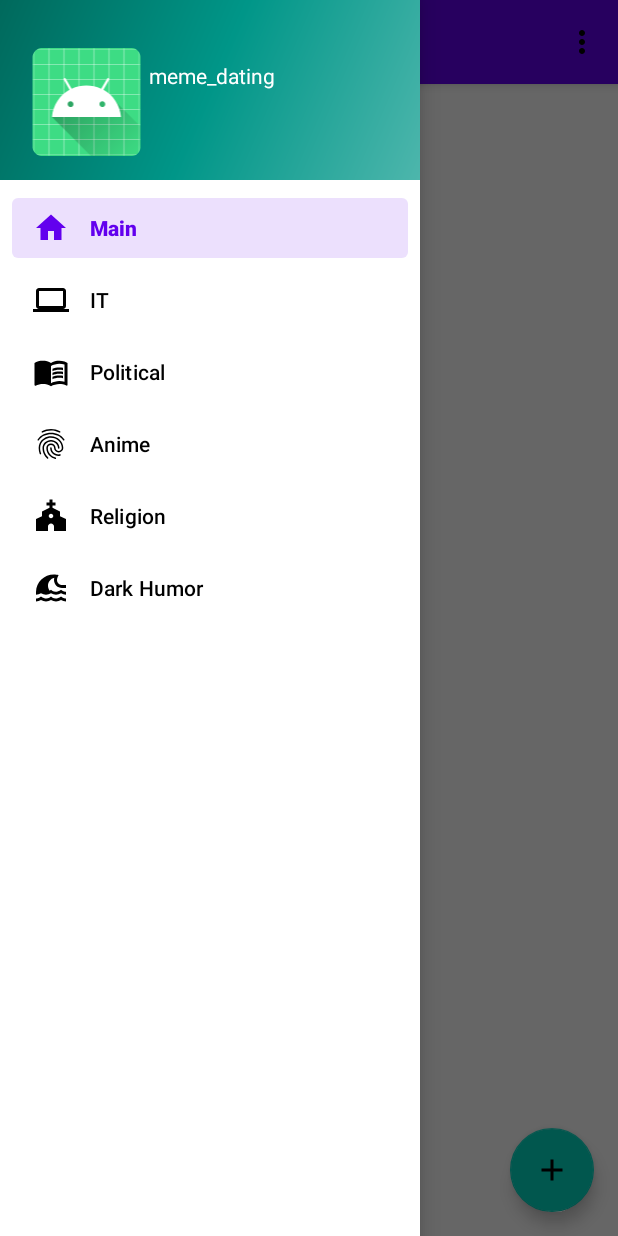
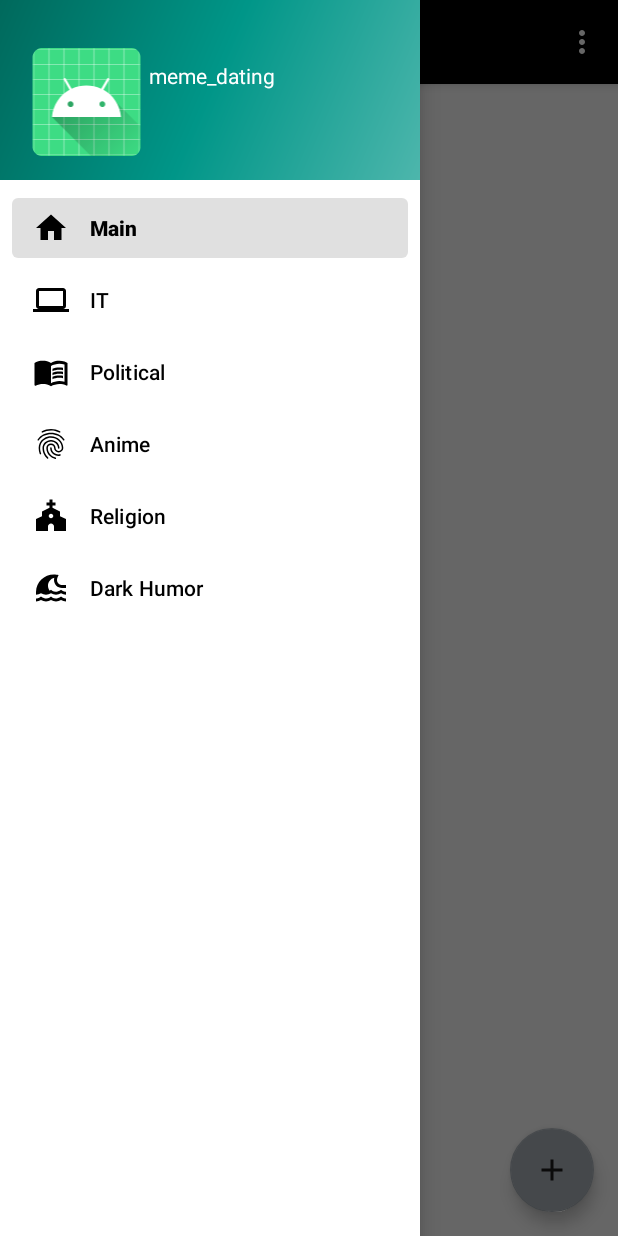
Before and after one commit to jakubpraszkowski/Dating-application-with-Pepe-memes, an Android app: the CategoryMenuActivity screen opened directly, with no data from a screen before it, with the side drawer open, on a phone screen of 412 x 824 dp. Run offline under Robolectric (Android 15) with nearby library versions, the phone set to English and light mode, and no system bars; our stand-ins replace Picasso, navigation-ui; libraries missing offline, so code that uses them is left out: com.vishnusivadas.advanced_httpurlconnection; pictures from the network do not load; 6 statements that could not run were skipped.

Commit message:
changed color palette to black/white/gray

```diff
--- /dev/null
+++ b/app/src/main/res/drawable/baseline_more_vert_24_white.xml
@@ -0,0 +1,5 @@
+<vector android:height="24dp" android:tint="@color/colorOnPrimary"
+    android:viewportHeight="24" android:viewportWidth="24"
+    android:width="24dp" xmlns:android="http://schemas.android.com/apk/res/android">
+    <path android:fillColor="@android:color/white" android:pathData="M12,8c1.1,0 2,-0.9 2,-2s-0.9,-2 -2,-2 -2,0.9 -2,2 0.9,2 2,2zM12,10c-1.1,0 -2,0.9 -2,2s0.9,2 2,2 2,-0.9 2,-2 -0.9,-2 -2,-2zM12,16c-1.1,0 -2,0.9 -2,2s0.9,2 2,2 2,-0.9 2,-2 -0.9,-2 -2,-2z"/>
+</vector>
--- a/app/src/main/res/drawable/button_close.xml
+++ b/app/src/main/res/drawable/button_close.xml
@@ -1,9 +1,9 @@
 <shape xmlns:android="http://schemas.android.com/apk/res/android"
     android:shape="oval">
-    <solid android:color="@color/white" />
+    <solid android:color="@color/colorSecondary" />
     <stroke
         android:width="1dp"
-        android:color="@color/black" />
+        android:color="@color/colorOnSecondary" />
     <padding
         android:left="1dp"
         android:top="1dp"
--- a/app/src/main/res/drawable/like_button_bg.xml
+++ b/app/src/main/res/drawable/like_button_bg.xml
@@ -1,9 +1,9 @@
 <shape xmlns:android="http://schemas.android.com/apk/res/android"
     android:shape="rectangle">
-    <solid android:color="@color/white" />
+    <solid android:color="@color/colorOnPrimary" />
     <stroke
         android:width="1dp"
-        android:color="@color/black" />
+        android:color="@color/colorPrimary" />
     <padding
         android:left="1dp"
         android:top="1dp"
--- a/app/src/main/res/drawable/like_button_bg_selected.xml
+++ b/app/src/main/res/drawable/like_button_bg_selected.xml
@@ -1,9 +1,9 @@
 <shape xmlns:android="http://schemas.android.com/apk/res/android"
     android:shape="rectangle">
-    <solid android:color="@color/button_selected" />
+    <solid android:color="@color/colorSecondary" />
     <stroke
         android:width="1dp"
-        android:color="@color/black" />
+        android:color="@color/colorPrimary" />
     <padding
         android:left="1dp"
         android:top="1dp"
--- a/app/src/main/res/menu/category_menu.xml
+++ b/app/src/main/res/menu/category_menu.xml
@@ -4,7 +4,7 @@
     xmlns:app="http://schemas.android.com/apk/res-auto">
     <item
         android:id="@+id/overflowMenu"
-        android:icon="@drawable/baseline_more_vert_24"
+        android:icon="@drawable/baseline_more_vert_24_white"
         android:title=""
         app:showAsAction="always">
         <menu>
--- a/app/src/main/res/values/colors.xml
+++ b/app/src/main/res/values/colors.xml
@@ -8,5 +8,10 @@
     <color name="black">#FF000000</color>
     <color name="white">#FFFFFFFF</color>
 
-    <color name="button_selected">#C9C9C9</color>
+    <color name="colorPrimary">#000000</color>
+    <color name="colorPrimaryVariant">#141414</color>
+    <color name="colorOnPrimary">#FFFFFF</color>
+    <color name="colorSecondary">#ADB5BD</color>
+    <color name="colorSecondaryVariant">#ced4da</color>
+    <color name="colorOnSecondary">#1B1B1B</color>
 </resources>
--- a/app/src/main/res/values/themes.xml
+++ b/app/src/main/res/values/themes.xml
@@ -2,13 +2,13 @@
     <!-- Base application theme. -->
     <style name="Theme.Meme_dating" parent="Theme.MaterialComponents.DayNight.DarkActionBar">
         <!-- Primary brand color. -->
-        <item name="colorPrimary">@color/purple_500</item>
-        <item name="colorPrimaryVariant">@color/purple_700</item>
-        <item name="colorOnPrimary">@color/white</item>
+        <item name="colorPrimary">@color/colorPrimary</item>
+        <item name="colorPrimaryVariant">@color/colorPrimaryVariant</item>
+        <item name="colorOnPrimary">@color/colorOnPrimary</item>
         <!-- Secondary brand color. -->
-        <item name="colorSecondary">@color/teal_200</item>
-        <item name="colorSecondaryVariant">@color/teal_700</item>
-        <item name="colorOnSecondary">@color/black</item>
+        <item name="colorSecondary">@color/colorSecondary</item>
+        <item name="colorSecondaryVariant">@color/colorSecondaryVariant</item>
+        <item name="colorOnSecondary">@color/colorOnSecondary</item>
         <!-- Status bar color. -->
         <item name="android:statusBarColor">?attr/colorPrimaryVariant</item>
         <!-- Customize your theme here. -->
```
